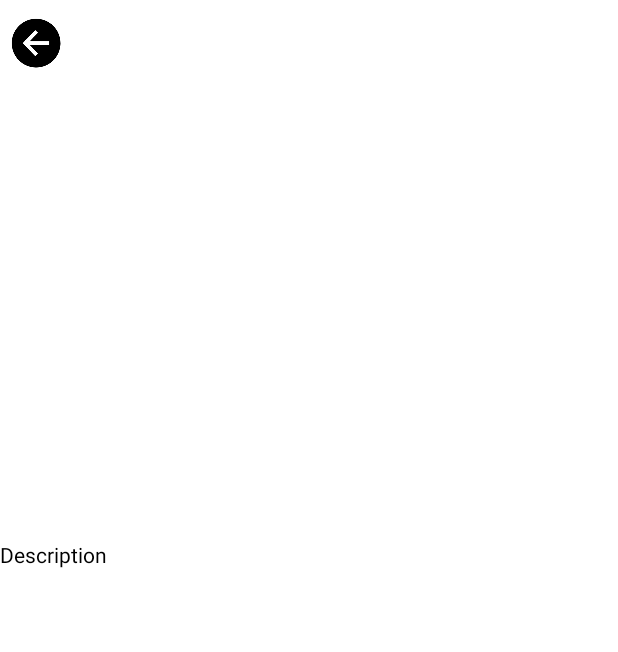
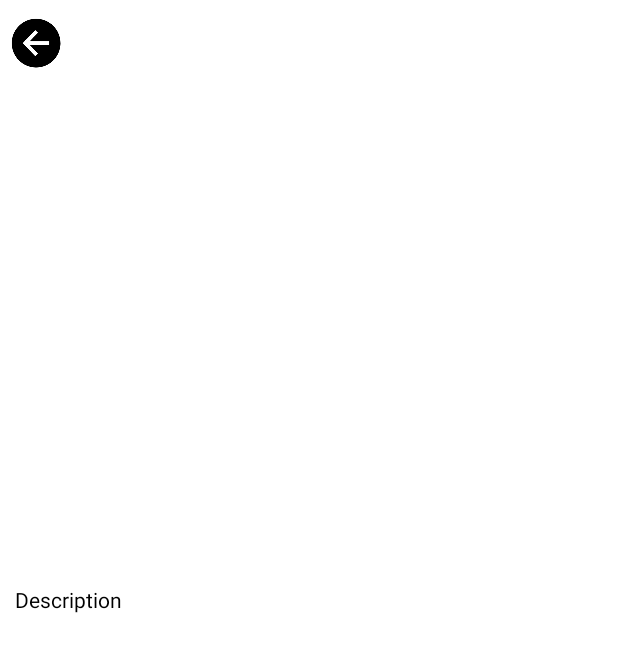
Before and after one commit to sevndl/dev-mobile-android, an Android app: the DetailProduitActivity screen opened directly, with no data from a screen before it, on a phone screen of 412 x 824 dp. Shown: the top 652 px of the screen. Run offline under Robolectric (Android 15) with nearby library versions, the phone set to English and light mode, and no system bars; our stand-ins replace Picasso; pictures from the network do not load; 3 statements that could not run were skipped.

Commit message:
encore du style

```diff
--- a/app/src/main/res/layout/activity_detail_produit.xml
+++ b/app/src/main/res/layout/activity_detail_produit.xml
@@ -17,16 +17,16 @@
         android:id="@+id/imageViewProduitDetail"
         android:layout_width="match_parent"
         android:layout_height="300dp"
-        android:scaleType="fitXY"
-        android:layout_marginEnd="15dp"/>
+        android:layout_margin="10dp"
+        android:layout_gravity="center_horizontal"/>
 
     <TextView
         android:id="@+id/textViewDescriptionDetail"
         android:layout_width="match_parent"
         android:layout_height="wrap_content"
+        android:layout_margin="10sp"
         android:text="Description"
         android:textSize="14sp"
-        android:layout_gravity="center_horizontal"
         android:textColor="@color/black"/>
 
 </LinearLayout>
--- a/app/src/main/res/layout/layout_header.xml
+++ b/app/src/main/res/layout/layout_header.xml
@@ -11,6 +11,7 @@
             android:layout_width="40dp"
             android:layout_height="40dp"
             android:src="@drawable/back"
+            android:visibility="gone"
             android:layout_marginStart="5dp"
             android:layout_centerVertical="true"/>
         <TextView
```
